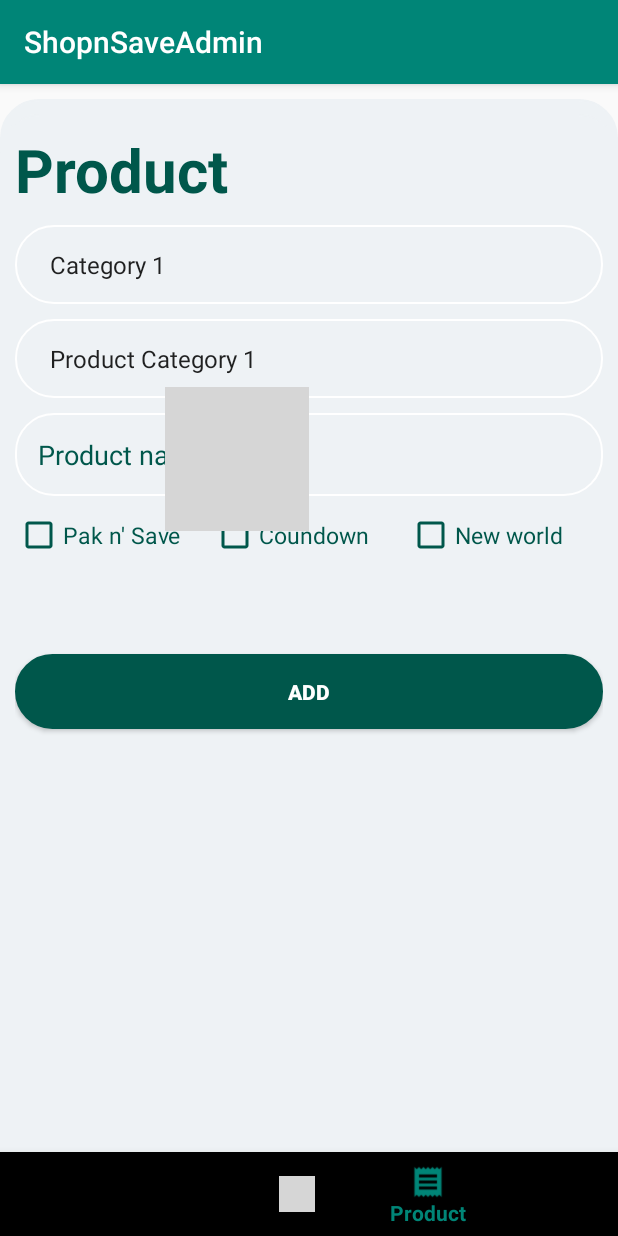
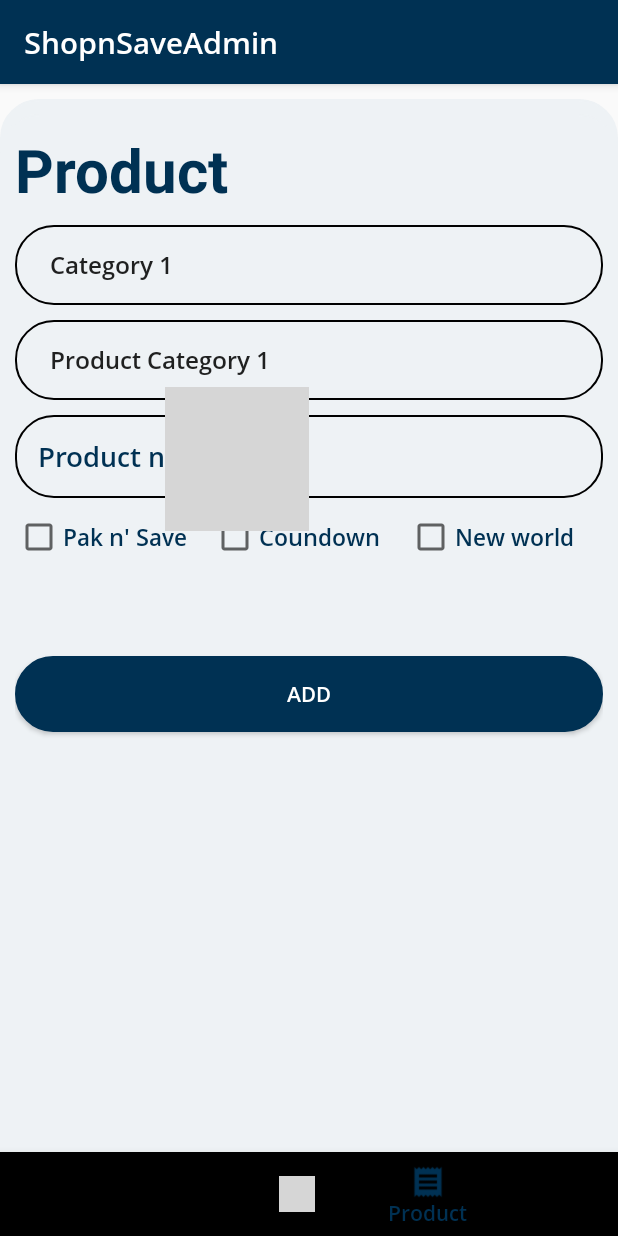
Before and after one commit to jaysolanki46/ShopnSaveAdmin, an Android app: the HomeActivity screen opened directly, with no data from a screen before it, item 4 of the bottom bar chosen, on a phone screen of 412 x 824 dp. Run offline under Robolectric (Android 15) with nearby library versions, the phone set to English and light mode, and no system bars; grey boxes are pictures that could not be loaded.

Commit message:
Admin side colored

```diff
--- a/app/src/main/res/drawable/shapefield.xml
+++ b/app/src/main/res/drawable/shapefield.xml
@@ -13,7 +13,7 @@
 
     <stroke
         android:width="1dp"
-        android:color="#FFF">
+        android:color="#000000">
     </stroke>
 
     <padding
--- a/app/src/main/res/drawable/shapelogin.xml
+++ b/app/src/main/res/drawable/shapelogin.xml
@@ -4,7 +4,7 @@
     android:shape="rectangle">
 
     <solid
-        android:color="@color/colorPrimaryDark">
+        android:color="@color/colorbutton">
     </solid>
 
     <corners
@@ -13,7 +13,7 @@
 
     <stroke
         android:width="1dp"
-        android:color="@color/colorPrimaryDark">
+        android:color="@color/colorbutton">
     </stroke>
 
     <padding
--- a/app/src/main/res/layout/activity_home.xml
+++ b/app/src/main/res/layout/activity_home.xml
@@ -45,9 +45,9 @@
                     android:layout_height="wrap_content"
                     android:hint="Home"
                     android:textSize="16sp"
-                    android:textColor="@color/colorPrimaryDark"
-                    android:textColorHint="@color/colorPrimaryDark"
-                    android:textColorHighlight="@color/colorPrimaryDark"/>
+                    android:textColor="@color/coloreditbox"
+                    android:textColorHint="@color/coloreditbox"
+                    android:textColorHighlight="@color/coloreditbox"/>
 
             </LinearLayout>
 
@@ -67,9 +67,9 @@
                     android:layout_height="wrap_content"
                     android:hint="Category"
                     android:textSize="16sp"
-                    android:textColor="@color/colorPrimaryDark"
-                    android:textColorHint="@color/colorPrimaryDark"
-                    android:textColorHighlight="@color/colorPrimaryDark"/>
+                    android:textColor="@color/coloreditbox"
+                    android:textColorHint="@color/coloreditbox"
+                    android:textColorHighlight="@color/coloreditbox"/>
 
             </LinearLayout>
 
@@ -89,9 +89,9 @@
                     android:layout_height="wrap_content"
                     android:hint="Product Category"
                     android:textSize="16sp"
-                    android:textColor="@color/colorPrimaryDark"
-                    android:textColorHint="@color/colorPrimaryDark"
-                    android:textColorHighlight="@color/colorPrimaryDark"/>
+                    android:textColor="@color/coloreditbox"
+                    android:textColorHint="@color/coloreditbox"
+                    android:textColorHighlight="@color/coloreditbox"/>
 
             </LinearLayout>
 
@@ -111,9 +111,9 @@
                     android:layout_height="wrap_content"
                     android:hint="Product"
                     android:textSize="16sp"
-                    android:textColor="@color/colorPrimaryDark"
-                    android:textColorHint="@color/colorPrimaryDark"
-                    android:textColorHighlight="@color/colorPrimaryDark"/>
+                    android:textColor="@color/coloreditbox"
+                    android:textColorHint="@color/coloreditbox"
+                    android:textColorHighlight="@color/coloreditbox"/>
 
             </LinearLayout>
 
@@ -133,9 +133,9 @@
                     android:layout_height="wrap_content"
                     android:hint="Logout"
                     android:textSize="16sp"
-                    android:textColor="@color/colorPrimaryDark"
-                    android:textColorHint="@color/colorPrimaryDark"
-                    android:textColorHighlight="@color/colorPrimaryDark"/>
+                    android:textColor="@color/coloreditbox"
+                    android:textColorHint="@color/coloreditbox"
+                    android:textColorHighlight="@color/coloreditbox"/>
 
             </LinearLayout>
 
--- a/app/src/main/res/layout/activity_main.xml
+++ b/app/src/main/res/layout/activity_main.xml
@@ -23,7 +23,7 @@
         android:text="Shop n' Save"
         android:textSize="40sp"
         android:textStyle="bold|normal"
-        android:textColor="@color/colorPrimaryDark"
+        android:textColor="@color/coloreditbox"
         android:fontFamily="Arial"
         />
 
@@ -36,7 +36,7 @@
         android:text="Save when you shop"
         android:textSize="20sp"
         android:textStyle="normal"
-        android:textColor="	#344650"
+        android:textColor="@color/coloreditbox"
         android:fontFamily="Arial"
         />
 
@@ -49,7 +49,7 @@
         android:text="(Admin)"
         android:textSize="20sp"
         android:textStyle="normal"
-        android:textColor="	#344650"
+        android:textColor="@color/coloreditbox"
         android:fontFamily="Arial"
         />
 
--- a/app/src/main/res/layout/fragment_product.xml
+++ b/app/src/main/res/layout/fragment_product.xml
@@ -22,7 +22,7 @@
             android:text="Product"
             android:textSize="40sp"
             android:textStyle="bold|normal"
-            android:textColor="@color/colorPrimaryDark"
+            android:textColor="@color/colorheadertoolbaar"
             android:fontFamily="Arial"
             />
 
@@ -35,9 +35,9 @@
             android:background="@drawable/shapefield"
             android:drawablePadding="10dp"
             android:hint="Product category name"
-            android:textColor="@color/colorPrimaryDark"
-            android:textColorHint="@color/colorPrimaryDark"
-            android:textColorHighlight="@color/colorPrimaryDark"/>
+            android:textColor="@color/coloreditbox"
+            android:textColorHint="@color/coloreditbox"
+            android:textColorHighlight="@color/coloreditbox"/>
 
         <Spinner
             android:id="@+id/spinner_product_categories"
@@ -48,9 +48,9 @@
             android:background="@drawable/shapefield"
             android:drawablePadding="10dp"
             android:hint="Product category name"
-            android:textColor="@color/colorPrimaryDark"
-            android:textColorHint="@color/colorPrimaryDark"
-            android:textColorHighlight="@color/colorPrimaryDark"/>
+            android:textColor="@color/coloreditbox"
+            android:textColorHint="@color/coloreditbox"
+            android:textColorHighlight="@color/coloreditbox"/>
 
         <EditText
             android:layout_width="match_parent"
@@ -60,9 +60,9 @@
             android:background="@drawable/shapefield"
             android:drawablePadding="10dp"
             android:hint="Product name"
-            android:textColor="@color/colorPrimaryDark"
-            android:textColorHint="@color/colorPrimaryDark"
-            android:textColorHighlight="@color/colorPrimaryDark"/>
+            android:textColor="@color/coloreditbox"
+            android:textColorHint="@color/coloreditbox"
+            android:textColorHighlight="@color/coloreditbox"/>
 
         <LinearLayout
             android:layout_marginTop="10dp"
@@ -80,9 +80,9 @@
                 android:layout_height="wrap_content"
                 android:text="Pak n' Save"
                 android:textSize="15sp"
-                android:buttonTint="@color/colorPrimaryDark"
-                android:textColor="@color/colorPrimaryDark"
-                android:textColorHighlight="@color/colorPrimaryDark"/>
+                android:textColor="@color/coloreditbox"
+                android:textColorHint="@color/coloreditbox"
+                android:textColorHighlight="@color/coloreditbox"/>
 
                 <EditText
                     android:id="@+id/edittext_pak_n_save"
@@ -94,9 +94,9 @@
                     android:background="@drawable/shapefield"
                     android:drawablePadding="10dp"
                     android:hint="Price"
-                    android:textColor="@color/colorPrimaryDark"
-                    android:textColorHint="@color/colorPrimaryDark"
-                    android:textColorHighlight="@color/colorPrimaryDark"/>
+                    android:textColor="@color/coloreditbox"
+                    android:textColorHint="@color/coloreditbox"
+                    android:textColorHighlight="@color/coloreditbox"/>
             </RelativeLayout>
 
             <RelativeLayout
@@ -111,9 +111,9 @@
                     android:drawablePadding="10dp"
                     android:text="Coundown"
                     android:textSize="15sp"
-                    android:buttonTint="@color/colorPrimaryDark"
-                    android:textColor="@color/colorPrimaryDark"
-                    android:textColorHighlight="@color/colorPrimaryDark"/>
+                    android:textColor="@color/coloreditbox"
+                    android:textColorHint="@color/coloreditbox"
+                    android:textColorHighlight="@color/coloreditbox"/>
 
                 <EditText
                     android:id="@+id/edittext_coundown"
@@ -125,9 +125,9 @@
                     android:background="@drawable/shapefield"
                     android:drawablePadding="10dp"
                     android:hint="Price"
-                    android:textColor="@color/colorPrimaryDark"
-                    android:textColorHint="@color/colorPrimaryDark"
-                    android:textColorHighlight="@color/colorPrimaryDark"/>
+                    android:textColor="@color/coloreditbox"
+                    android:textColorHint="@color/coloreditbox"
+                    android:textColorHighlight="@color/coloreditbox"/>
             </RelativeLayout>
 
             <RelativeLayout
@@ -142,9 +142,9 @@
                     android:drawablePadding="10dp"
                     android:text="New world"
                     android:textSize="15sp"
-                    android:buttonTint="@color/colorPrimaryDark"
-                    android:textColor="@color/colorPrimaryDark"
-                    android:textColorHighlight="@color/colorPrimaryDark"/>
+                    android:textColor="@color/coloreditbox"
+                    android:textColorHint="@color/coloreditbox"
+                    android:textColorHighlight="@color/coloreditbox"/>
 
                 <EditText
                     android:id="@+id/edittext_new_world"
@@ -156,9 +156,9 @@
                     android:background="@drawable/shapefield"
                     android:drawablePadding="10dp"
                     android:hint="Price"
-                    android:textColor="@color/colorPrimaryDark"
-                    android:textColorHint="@color/colorPrimaryDark"
-                    android:textColorHighlight="@color/colorPrimaryDark"/>
+                    android:textColor="@color/coloreditbox"
+                    android:textColorHint="@color/coloreditbox"
+                    android:textColorHighlight="@color/coloreditbox"/>
             </RelativeLayout>
         </LinearLayout>
 
@@ -167,7 +167,7 @@
             android:layout_height="wrap_content"
             android:text="Add"
             android:textStyle="bold|normal"
-            android:textColor="@color/colorAccent"
+            android:textColor="@color/colorfont"
             android:padding="15dp"
             android:layout_marginTop="10dp"
             android:background="@drawable/shapelogin"
--- a/app/src/main/res/values/colors.xml
+++ b/app/src/main/res/values/colors.xml
@@ -3,4 +3,10 @@
     <color name="colorPrimary">#008577</color>
     <color name="colorPrimaryDark">#00574B</color>
     <color name="colorAccent">#ffffff</color>
+
+    <color name="colorfont">#ffffff</color>
+    <color name="coloreditbox">#003153</color>
+    <color name="colorheadertoolbaar">#003153</color>
+    <color name="colorbutton">#003153</color>
+    <color name="colorhint">#003153</color>
 </resources>
--- a/app/src/main/res/values/styles.xml
+++ b/app/src/main/res/values/styles.xml
@@ -3,9 +3,10 @@
     <!-- Base application theme. -->
     <style name="AppTheme" parent="Theme.AppCompat.Light.DarkActionBar">
         <!-- Customize your theme here. -->
-        <item name="colorPrimary">@color/colorPrimary</item>
-        <item name="colorPrimaryDark">@color/colorPrimaryDark</item>
+        <item name="colorPrimary">@color/colorheadertoolbaar</item>
+        <item name="colorPrimaryDark">@color/colorheadertoolbaar</item>
         <item name="colorAccent">@color/colorAccent</item>
+        <item name="android:fontFamily">@font/sansbold</item>
     </style>
 
 </resources>
```
Also changed, not shown: app/src/main/res/layout/activity_login.xml (+15 -21 lines), app/src/main/res/layout/fragment_category.xml (+5 -5 lines), app/src/main/res/layout/fragment_home.xml (+15 -15 lines), app/src/main/res/layout/fragment_product_category.xml (+8 -8 lines), app/src/main/res/drawable/icon_admin.png (added), app/src/main/res/drawable/startup.gif (renamed from app/src/main/res/drawable-v24/startup.gif), app/src/main/res/font/sans.ttf (added), app/src/main/res/font/sansbold.ttf (added).
